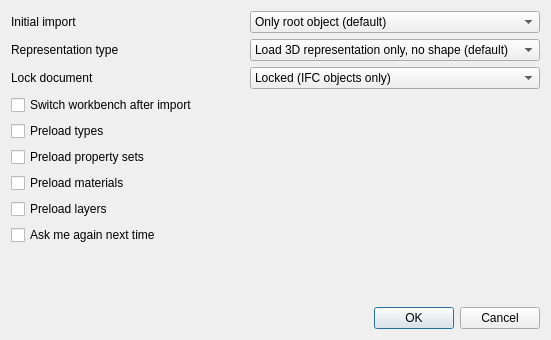
First picture: the form in src/Mod/BIM/Resources/ui/dialogImport.ui, repository southseact-3d/fcd, before the edit.
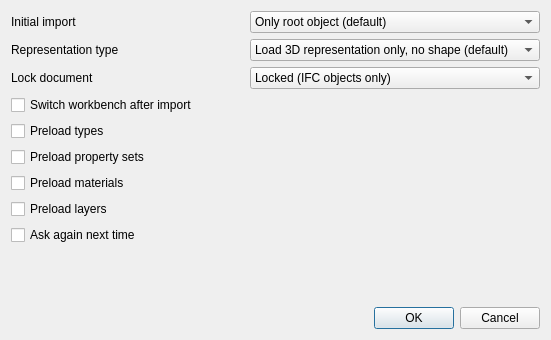
Second picture: the form after the edit.

The edit to the form file:
```diff
--- a/src/Mod/BIM/Resources/ui/dialogImport.ui
+++ b/src/Mod/BIM/Resources/ui/dialogImport.ui
@@ -159,7 +159,7 @@
       <string>If this is unchecked, these settings will be applied automatically next time. You can change this later under menu Edit -&gt; Preferences -&gt; BIM -&gt; Native IFC</string>
      </property>
      <property name="text">
-      <string>Ask me again next time</string>
+      <string>Ask again next time</string>
      </property>
      <property name="checked">
       <bool>false</bool>
```
Left out of the diff: 8 changed lines with no effect on the pictures.
